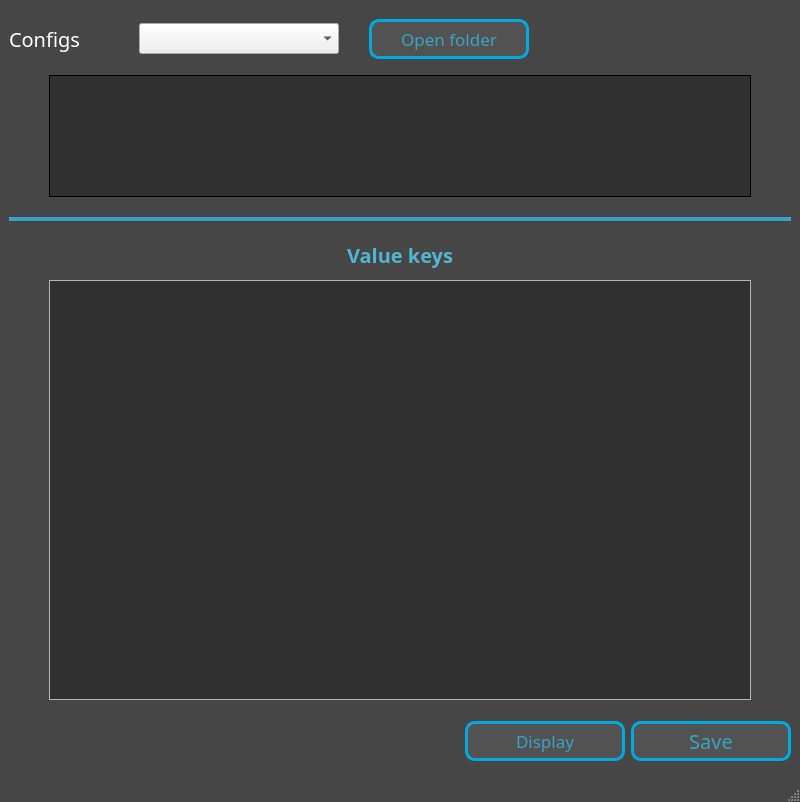
This is mainwindow.ui in Ruha24/YamlEditor as Qt 5 draws it before an edit. The edited form follows.
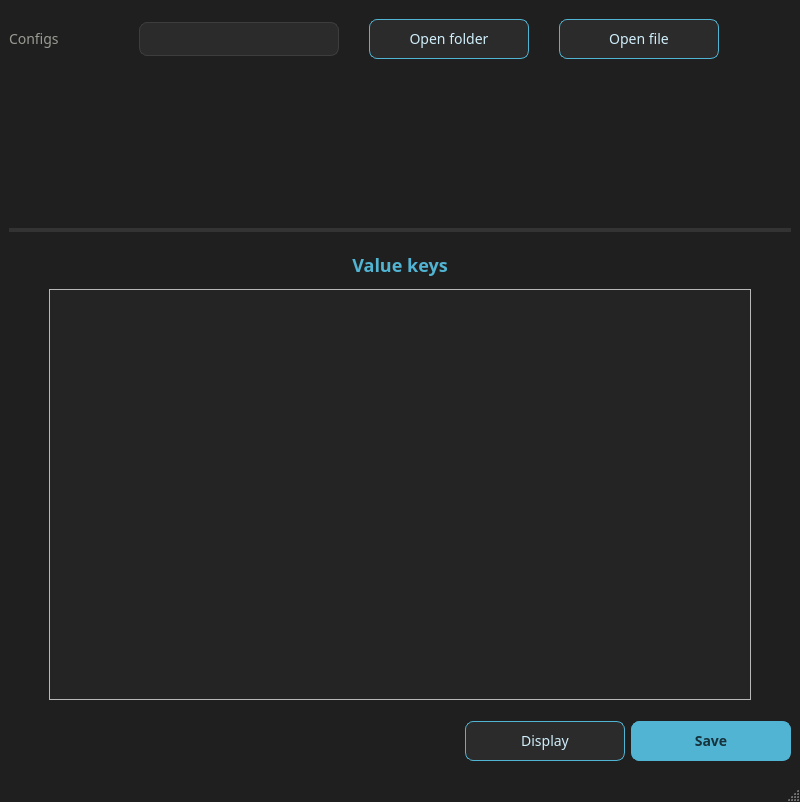
This is the edited form. Icons and pictures are not drawn.

```diff
--- a/mainwindow.ui
+++ b/mainwindow.ui
@@ -20,21 +20,22 @@
   </property>
   <property name="styleSheet">
    <string notr="true">QMainWindow {
-	background-color: #464646;
+	background-color: #1f1f1f;
 }
 
 QScrollBar:vertical {
   	border-color: rgb(227, 227, 227);
   	border-width: 1px;
   	border-style: solid;
-  	background-color: rgb(177, 177, 177);
-  	width: 15px;
-  	margin: 21px 0 21px 0;
+  	background-color: #242424;
+  	width: 10px;
+  	margin: 0;
 }
 
 QScrollBar::handle:vertical {
-  	background-color: rgb(177, 177, 177);
-  	min-height: 25px;
+  	background-color: #3d3d3d;
+  	border-radius: 5px;
+  	min-height: 24px;
 }
 
  QScrollBar::add-line:vertical {
@@ -121,11 +122,11 @@
         <property name="font">
          <font>
           <family>Montserrat</family>
-          <pointsize>15</pointsize>
+          <pointsize>-1</pointsize>
          </font>
         </property>
         <property name="styleSheet">
-         <string notr="true">QLabel { color: white; }</string>
+         <string notr="true">QLabel { color: #9a9a93; font-size: 14px; }</string>
         </property>
         <property name="text">
          <string>Сonfigs</string>
@@ -155,9 +156,32 @@
         <property name="font">
          <font>
           <family>Montserrat</family>
-          <pointsize>12</pointsize>
+          <pointsize>-1</pointsize>
          </font>
         </property>
+        <property name="styleSheet">
+         <string notr="true">QComboBox {
+	background-color: #2b2b2b;
+	border: 1px solid #3d3d3d;
+	border-radius: 8px;
+	padding: 5px 12px;
+	color: #cfeefa;
+	font-size: 14px;
+}
+
+QComboBox:hover { border: 1px solid #51b4d2; }
+
+QComboBox::drop-down { border: none; width: 22px; }
+
+QComboBox QAbstractItemView {
+	background-color: #2b2b2b;
+	color: #e6e6e6;
+	border: 1px solid #3d3d3d;
+	selection-background-color: #33414a;
+	selection-color: #cfeefa;
+	outline: 0;
+}</string>
+        </property>
        </widget>
       </item>
       <item>
@@ -177,23 +201,25 @@
         <property name="font">
          <font>
           <family>Montserrat</family>
-          <pointsize>13</pointsize>
+          <pointsize>-1</pointsize>
          </font>
         </property>
         <property name="styleSheet">
-         <string notr="true">QPushButton
-{
-	background-color: #525252;
-	color: #37A2C3;
-	border: 3px solid #00AADF;
-	border-radius: 10px;
+         <string notr="true">QPushButton {
+	background-color: #2b2b2b;
+	color: #cfeefa;
+	border: 1px solid #51b4d2;
+	border-radius: 8px;
+	padding: 8px 18px;
+	font-size: 14px;
 }
 
-QPushButton:hover
-{
-	border: 4px solid #3CC7F2;
-	font-weight: bold;
-	color: #51B4D2;
+QPushButton:hover {
+	background-color: #33414a;
+}
+
+QPushButton:pressed {
+	background-color: #3a4b55;
 }</string>
         </property>
         <property name="text">
@@ -201,6 +227,43 @@
         </property>
        </widget>
       </item>
+      <item>
+       <widget class="QPushButton" name="OpenFilebtn">
+        <property name="minimumSize">
+         <size>
+          <width>160</width>
+          <height>40</height>
+         </size>
+        </property>
+        <property name="font">
+         <font>
+          <family>Montserrat</family>
+          <pointsize>-1</pointsize>
+         </font>
+        </property>
+        <property name="styleSheet">
+         <string notr="true">QPushButton {
+	background-color: #2b2b2b;
+	color: #cfeefa;
+	border: 1px solid #51b4d2;
+	border-radius: 8px;
+	padding: 8px 18px;
+	font-size: 14px;
+}
+
+QPushButton:hover {
+	background-color: #33414a;
+}
+
+QPushButton:pressed {
+	background-color: #3a4b55;
+}</string>
+        </property>
+        <property name="text">
+         <string>Open file</string>
+        </property>
+       </widget>
+      </item>
       <item>
        <spacer name="horizontalSpacer">
         <property name="orientation">
@@ -254,23 +317,25 @@
         <property name="font">
          <font>
           <family>Montserrat</family>
-          <pointsize>13</pointsize>
+          <pointsize>-1</pointsize>
          </font>
         </property>
         <property name="styleSheet">
-         <string notr="true">QPushButton
-{
-	background-color: #525252;
-	color: #37A2C3;
-	border: 3px solid #00AADF;
-	border-radius: 10px;
+         <string notr="true">QPushButton {
+	background-color: #2b2b2b;
+	color: #cfeefa;
+	border: 1px solid #51b4d2;
+	border-radius: 8px;
+	padding: 8px 18px;
+	font-size: 14px;
 }
 
-QPushButton:hover
-{
-	border: 4px solid #3CC7F2;
-	font-weight: bold;
-	color: #51B4D2;
+QPushButton:hover {
+	background-color: #33414a;
+}
+
+QPushButton:pressed {
+	background-color: #3a4b55;
 }</string>
         </property>
         <property name="text">
@@ -295,23 +360,27 @@
         <property name="font">
          <font>
           <family>Montserrat</family>
-          <pointsize>15</pointsize>
+          <pointsize>-1</pointsize>
+          <bold>true</bold>
          </font>
         </property>
         <property name="styleSheet">
-         <string notr="true">QPushButton
-{
-	background-color: #525252;
-	color: #37A2C3;
-	border: 3px solid #00AADF;
-	border-radius: 10px;
-}
-
-QPushButton:hover
-{
-	border: 4px solid #3CC7F2;
+         <string notr="true">QPushButton {
+	background-color: #51b4d2;
+	color: #16323c;
+	border: 1px solid #51b4d2;
+	border-radius: 8px;
+	padding: 8px 18px;
+	font-size: 14px;
 	font-weight: bold;
-	color: #51B4D2;
+}
+
+QPushButton:hover {
+	background-color: #61c2df;
+}
+
+QPushButton:pressed {
+	background-color: #45a0bd;
 }</string>
         </property>
         <property name="text">
@@ -326,7 +395,7 @@
       <property name="styleSheet">
        <string notr="true">
 QSplitter::handle {
-background : #37A2C3; 
+background: #333333;
 }
 
 QSplitter::handle:pressed {
@@ -367,25 +436,54 @@
           </property>
           <property name="styleSheet">
            <string notr="true">QTabWidget::pane {
-	border: 1px solid black;
-    background: rgb(48, 48, 48);
+	border: none;
+	background: transparent;
+	top: -1px;
+}
+
+QTabBar {
+	background: transparent;
+	qproperty-drawBase: 0;
+}
+
+QTabBar::tab {
+	background: #2b2b2b;
+	color: #9a9a93;
+	padding: 7px 14px;
+	border: 1px solid #333333;
+	border-bottom: none;
+	border-top-left-radius: 8px;
+	border-top-right-radius: 8px;
+	margin-right: 2px;
+	font-size: 13px;
+}
+
+QTabBar::tab:hover {
+	background: #333333;
+	color: #cfeefa;
+}
+
+QTabBar::tab:selected, QTabBar::tab:selected:active, QTabBar::tab:selected:!active {
+	background: #33414a;
+	color: #cfeefa;
+	border: 1px solid #51b4d2;
+	border-bottom: none;
+	font-weight: bold;
 }
 
 QTabBar::close-button {
-	background-color: rgb(240, 240, 240);
-}
-
-QTabBar::close-button:selected {
-    background-color: none;
+	subcontrol-position: right;
+	image: url(:/assets/tab_close.svg);
+	background: transparent;
+	border-radius: 4px;
+	margin: 2px;
+	padding: 1px;
 }
 
 QTabBar::close-button:hover {
 	background-color: none;
 }
-
-QTabBar::close-button:pressed {
-	background-color: none;
-}</string>
+</string>
           </property>
           <property name="currentIndex">
            <number>-1</number>
@@ -456,12 +554,12 @@
             <property name="font">
              <font>
               <family>Montserrat</family>
-              <pointsize>15</pointsize>
-              <bold>true</bold>
+              <pointsize>-1</pointsize>
+              <fontweight>Medium</fontweight>
              </font>
             </property>
             <property name="styleSheet">
-             <string notr="true">QLabel {color: white; color: #51B4D2;} </string>
+             <string notr="true">QLabel { color: #51b4d2; font-size: 18px; font-weight: 500; } </string>
             </property>
             <property name="text">
              <string>Value keys</string>
@@ -530,12 +628,10 @@
                <bool>true</bool>
               </property>
               <property name="styleSheet">
-               <string notr="true">QScrollArea QWidget
-{   
-	background-color: rgb(48, 48, 48);
-    color:black;
+               <string notr="true">QScrollArea QWidget {
+	background-color: #242424;
+	color: #e6e6e6;
 }
-
 </string>
               </property>
               <property name="widgetResizable">
@@ -547,7 +643,7 @@
                  <x>0</x>
                  <y>0</y>
                  <width>694</width>
-                 <height>395</height>
+                 <height>387</height>
                 </rect>
                </property>
                <layout class="QGridLayout" name="gridLayout_3">
```
Left out of the diff: 47 changed lines with no effect on the pictures.
